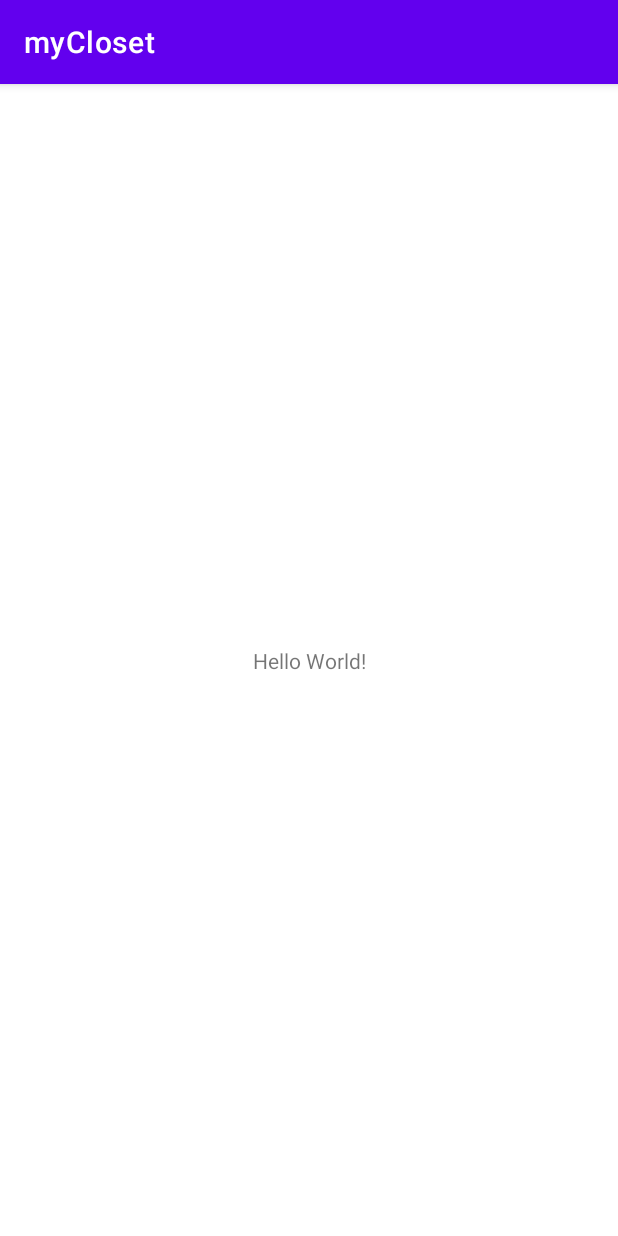
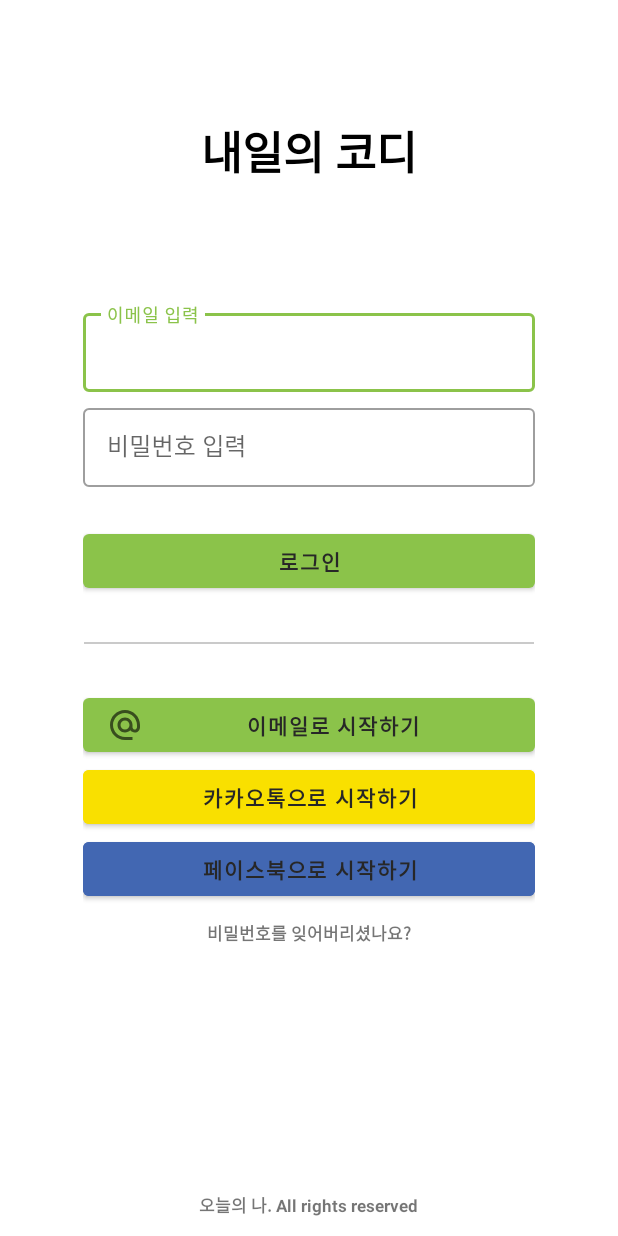
Before and after one commit to pachuho/myCloset, an Android app: the screen it shows after launch (MainActivity before the commit, LoginActivity after it), on a phone screen of 412 x 824 dp. Run offline under Robolectric (Android 15) with nearby library versions, the light colour scheme and no system bars.

Commit message:
add login.xml

```diff
--- a/app/build.gradle
+++ b/app/build.gradle
@@ -33,8 +33,8 @@ android {
 }
 
 dependencies {
-
-    implementation "org.jetbrains.kotlin:kotlin-stdlib:$kotlin_version"
+    // 기본 세팅
+    implementation "org.jetbrains.kotlin:kotlin-stdlib:$kotlin_version" // xml 위젯 바로 사용 가능
     implementation 'androidx.core:core-ktx:1.3.2'
     implementation 'androidx.appcompat:appcompat:1.2.0'
     implementation 'com.google.android.material:material:1.2.1'
@@ -42,4 +42,6 @@ dependencies {
     testImplementation 'junit:junit:4.+'
     androidTestImplementation 'androidx.test.ext:junit:1.1.2'
     androidTestImplementation 'androidx.test.espresso:espresso-core:3.3.0'
+    // 추가 세팅
+    implementation 'com.google.android.material:material:1.3.0-alpha03' // 메테리얼 추가
 }
--- a/app/src/main/AndroidManifest.xml
+++ b/app/src/main/AndroidManifest.xml
@@ -9,13 +9,17 @@
         android:roundIcon="@mipmap/ic_launcher_round"
         android:supportsRtl="true"
         android:theme="@style/Theme.MyCloset">
-        <activity android:name=".MainActivity">
+        <activity android:name=".LoginActivity">
             <intent-filter>
                 <action android:name="android.intent.action.MAIN" />
 
                 <category android:name="android.intent.category.LAUNCHER" />
             </intent-filter>
         </activity>
+        <activity android:name=".IntroActivity" />
+        <activity android:name=".MainActivity">
+
+        </activity>
     </application>
 
 </manifest>
--- /dev/null
+++ b/app/src/main/java/com/example/mycloset/IntroActivity.kt
@@ -0,0 +1,11 @@
+package com.example.mycloset
+
+import androidx.appcompat.app.AppCompatActivity
+import android.os.Bundle
+
+class IntroActivity : AppCompatActivity() {
+    override fun onCreate(savedInstanceState: Bundle?) {
+        super.onCreate(savedInstanceState)
+        setContentView(R.layout.activity_intro)
+    }
+}
--- /dev/null
+++ b/app/src/main/java/com/example/mycloset/LoginActivity.kt
@@ -0,0 +1,11 @@
+package com.example.mycloset
+
+import androidx.appcompat.app.AppCompatActivity
+import android.os.Bundle
+
+class LoginActivity : AppCompatActivity() {
+    override fun onCreate(savedInstanceState: Bundle?) {
+        super.onCreate(savedInstanceState)
+        setContentView(R.layout.activity_login)
+    }
+}
--- /dev/null
+++ b/app/src/main/res/drawable/ic_baseline_alternate_email_24.xml
@@ -0,0 +1,10 @@
+<vector xmlns:android="http://schemas.android.com/apk/res/android"
+    android:width="24dp"
+    android:height="24dp"
+    android:viewportWidth="24"
+    android:viewportHeight="24"
+    android:tint="?attr/colorControlNormal">
+  <path
+      android:fillColor="@android:color/white"
+      android:pathData="M12,2C6.48,2 2,6.48 2,12s4.48,10 10,10h5v-2h-5c-4.34,0 -8,-3.66 -8,-8s3.66,-8 8,-8 8,3.66 8,8v1.43c0,0.79 -0.71,1.57 -1.5,1.57s-1.5,-0.78 -1.5,-1.57L17,12c0,-2.76 -2.24,-5 -5,-5s-5,2.24 -5,5 2.24,5 5,5c1.38,0 2.64,-0.56 3.54,-1.47 0.65,0.89 1.77,1.47 2.96,1.47 1.97,0 3.5,-1.6 3.5,-3.57L22,12c0,-5.52 -4.48,-10 -10,-10zM12,15c-1.66,0 -3,-1.34 -3,-3s1.34,-3 3,-3 3,1.34 3,3 -1.34,3 -3,3z"/>
+</vector>
--- /dev/null
+++ b/app/src/main/res/layout/activity_intro.xml
@@ -0,0 +1,9 @@
+<?xml version="1.0" encoding="utf-8"?>
+<androidx.constraintlayout.widget.ConstraintLayout xmlns:android="http://schemas.android.com/apk/res/android"
+    xmlns:app="http://schemas.android.com/apk/res-auto"
+    xmlns:tools="http://schemas.android.com/tools"
+    android:layout_width="match_parent"
+    android:layout_height="match_parent"
+    tools:context=".IntroActivity">
+
+</androidx.constraintlayout.widget.ConstraintLayout>
--- /dev/null
+++ b/app/src/main/res/layout/activity_login.xml
@@ -0,0 +1,132 @@
+<?xml version="1.0" encoding="utf-8"?>
+<LinearLayout xmlns:android="http://schemas.android.com/apk/res/android"
+    xmlns:app="http://schemas.android.com/apk/res-auto"
+    xmlns:tools="http://schemas.android.com/tools"
+    android:layout_width="match_parent"
+    android:layout_height="match_parent"
+    tools:context=".LoginActivity"
+    android:orientation="vertical">
+
+    <LinearLayout
+        android:layout_width="match_parent"
+        android:layout_height="0dp"
+        android:layout_weight="1.5"
+        android:gravity="center|bottom">
+
+        <TextView
+            android:layout_width="wrap_content"
+            android:layout_height="wrap_content"
+            android:text="내일의 코디"
+            android:textSize="30sp"
+            android:textStyle="bold"
+            android:textColor="@color/black"/>
+    </LinearLayout>
+
+    <LinearLayout
+        android:layout_width="match_parent"
+        android:layout_height="0dp"
+        android:layout_weight="8"
+        android:paddingTop="80dp"
+        android:paddingHorizontal="55dp"
+        android:orientation="vertical">
+
+        <com.google.android.material.textfield.TextInputLayout
+            android:layout_width="match_parent"
+            android:layout_height="wrap_content"
+            android:layout_marginBottom="5dp"
+            style="@style/Widget.MaterialComponents.TextInputLayout.OutlinedBox">
+
+            <com.google.android.material.textfield.TextInputEditText
+                android:id="@+id/et_email"
+                android:layout_width="match_parent"
+                android:layout_height="wrap_content"
+                android:padding="15dp"
+                android:hint="이메일 입력" />
+        </com.google.android.material.textfield.TextInputLayout>
+
+        <com.google.android.material.textfield.TextInputLayout
+            android:layout_width="match_parent"
+            android:layout_height="wrap_content"
+            android:layout_marginBottom="5dp"
+            style="@style/Widget.MaterialComponents.TextInputLayout.OutlinedBox">
+
+            <com.google.android.material.textfield.TextInputEditText
+                android:id="@+id/et_pwd"
+                android:layout_width="match_parent"
+                android:layout_height="wrap_content"
+                android:padding="15dp"
+                android:hint="비밀번호 입력"/>
+        </com.google.android.material.textfield.TextInputLayout>
+
+        <View
+            android:layout_width="match_parent"
+            android:layout_height="20dp"/>
+
+        <Button
+            android:id="@+id/btn_login"
+            android:layout_width="match_parent"
+            android:layout_height="wrap_content"
+            android:textColor="@color/black2"
+            android:text="로그인"
+            android:textStyle="bold"/>
+
+        <View
+            android:layout_width="300dp"
+            android:layout_height="1dp"
+            android:layout_gravity="center"
+            android:layout_marginVertical="30dp"
+            android:background="@color/grey"/>
+
+        <Button
+            android:id="@+id/btn_signUpEmail"
+            android:layout_width="match_parent"
+            android:layout_height="wrap_content"
+            android:text="이메일로 시작하기"
+            android:textColor="@color/black2"
+            android:textStyle="bold"
+            android:drawableLeft="@drawable/ic_baseline_alternate_email_24" />
+
+        <Button
+            android:id="@+id/btn_signUpKaKao"
+            android:layout_width="match_parent"
+            android:layout_height="wrap_content"
+            android:backgroundTint="@color/kakao"
+            android:text="카카오톡으로 시작하기"
+            android:textColor="@color/black2"
+            android:textStyle="bold"/>
+
+        <Button
+            android:id="@+id/btn_signUpFacebook"
+            android:layout_width="match_parent"
+            android:layout_height="wrap_content"
+            android:backgroundTint="@color/facebook"
+            android:text="페이스북으로 시작하기"
+            android:textColor="@color/black2"
+            android:textStyle="bold"/>
+
+        <TextView
+            android:layout_width="match_parent"
+            android:layout_height="wrap_content"
+            android:padding="10dp"
+            android:gravity="center"
+            android:text="비밀번호를 잊어버리셨나요?"
+            android:textSize="11sp"
+            android:textStyle="bold" />
+    </LinearLayout>
+
+    <LinearLayout
+        android:layout_width="match_parent"
+        android:layout_height="0dp"
+        android:layout_weight="0.5"
+        android:gravity="center">
+
+        <TextView
+            android:id="@+id/tv_forgotPassword"
+            android:layout_width="wrap_content"
+            android:layout_height="wrap_content"
+            android:text="오늘의 나. All rights reserved"
+            android:textSize="11sp"
+            android:textStyle="bold"/>
+    </LinearLayout>
+
+</LinearLayout>
--- a/app/src/main/res/values/colors.xml
+++ b/app/src/main/res/values/colors.xml
@@ -6,5 +6,11 @@
     <color name="teal_200">#FF03DAC5</color>
     <color name="teal_700">#FF018786</color>
     <color name="black">#FF000000</color>
+    <color name="black2">#272727</color>
     <color name="white">#FFFFFFFF</color>
+    <color name="kakao">#F9E000</color>
+    <color name="facebook">#4267B2</color>
+    <color name="green">#67B66B</color>
+    <color name="whiteGreen">#8BC34A</color>
+    <color name="grey">#CACACA</color>
 </resources>
--- a/app/src/main/res/values/themes.xml
+++ b/app/src/main/res/values/themes.xml
@@ -1,9 +1,9 @@
 <resources xmlns:tools="http://schemas.android.com/tools">
     <!-- Base application theme. -->
-    <style name="Theme.MyCloset" parent="Theme.MaterialComponents.DayNight.DarkActionBar">
+    <style name="Theme.MyCloset" parent="Theme.MaterialComponents.Light.NoActionBar">
         <!-- Primary brand color. -->
-        <item name="colorPrimary">@color/purple_500</item>
-        <item name="colorPrimaryVariant">@color/purple_700</item>
+        <item name="colorPrimary">@color/whiteGreen</item>
+        <item name="colorPrimaryVariant">@color/teal_700</item>
         <item name="colorOnPrimary">@color/white</item>
         <!-- Secondary brand color. -->
         <item name="colorSecondary">@color/teal_200</item>
```
